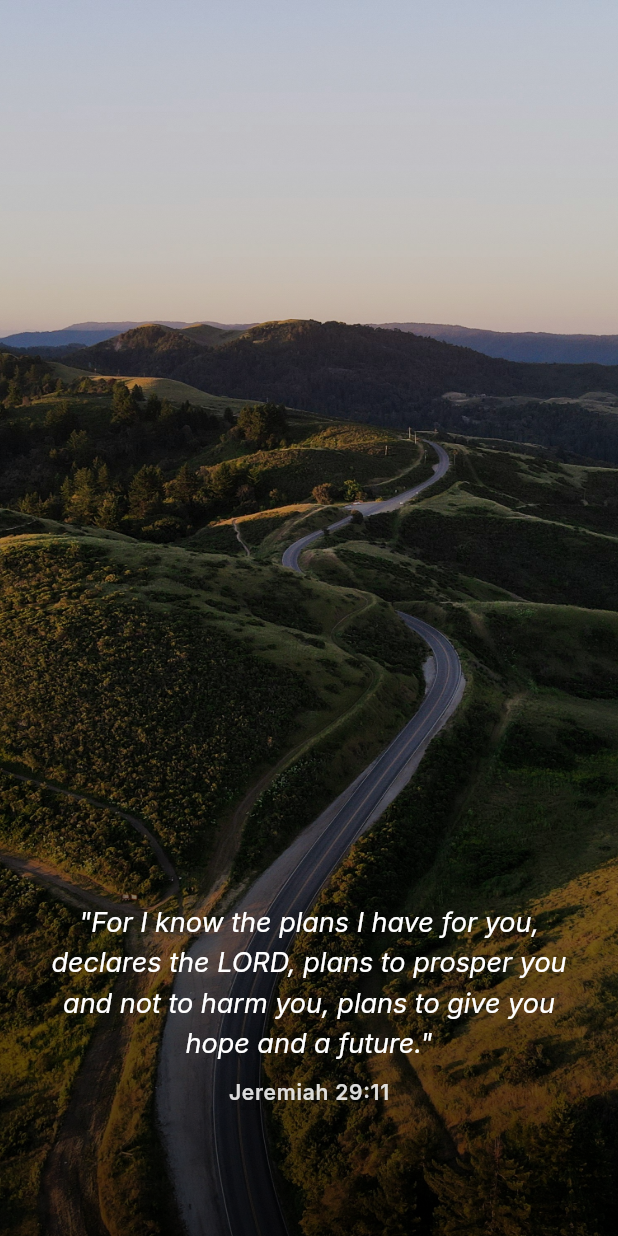
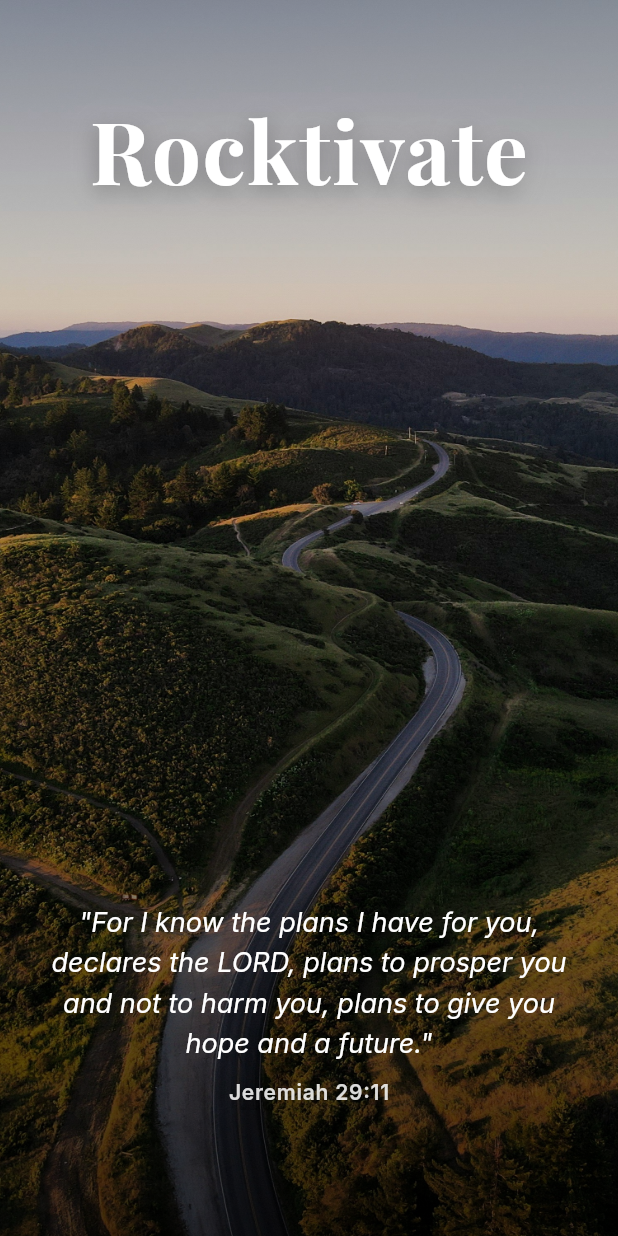
Before and after one commit to raaj5671/rocktivate-main, a Flutter app: the screen it shows after launch, on a phone screen of 412 x 824 dp. Run offline on Flutter 3.47's test engine with Material 3 defaults, Android fonts, the phone set to English and light mode, and no system bars; our stand-ins replace auto_size_text, carousel_slider, dropdown_button2, easy_debounce, equatable, file_picker and 18 more; missing offline and left inert: debug_panel_proto, json_path, liquid_glass_widgets, mime_type, webview_flutter_android, webviewx_plus; accounts and stored records are empty; network calls fail.

Commit message:
Animate the splash wordmark and fix mood label overlap on the wheel
The "Rocktivate" wordmark on the splash now plays a slower fade/scale/slide
entrance, then loops a subtle breathing glow so it never sits static for
the full 12-second splash. Also pushes the mood wheel's labels further
from the ring and bumps their font size, since they were overlapping the
ring edge and hard to read.

```diff
--- a/lib/home/mood_wheel.dart
+++ b/lib/home/mood_wheel.dart
@@ -99,7 +99,7 @@
   Widget build(BuildContext context) {
     final theme = FlutterFlowTheme.of(context);
     // Extra room around the ring for the outside mood labels.
-    final areaSize = widget.diameter + 92.0;
+    final areaSize = widget.diameter + 120.0;
     final ringRadius = widget.diameter / 2;
     final selectedAngle = _sectorAngle * _selectedIndex;
     final currentMood = widget.moods[_selectedIndex];
@@ -353,14 +353,14 @@
   @override
   Widget build(BuildContext context) {
     // Labels sit just outside the ring, at the same angle as their dot.
-    final labelRadius = radius + 26.0;
+    final labelRadius = radius + 38.0;
     final dx = labelRadius * math.sin(angle);
     final dy = -labelRadius * math.cos(angle);
-    const labelWidth = 92.0;
+    const labelWidth = 104.0;
 
     return Positioned(
       left: areaSize / 2 + dx - labelWidth / 2,
-      top: areaSize / 2 + dy - 9.0,
+      top: areaSize / 2 + dy - 11.0,
       child: SizedBox(
         width: labelWidth,
         child: Text(
@@ -369,7 +369,7 @@
           maxLines: 1,
           overflow: TextOverflow.ellipsis,
           style: GoogleFonts.inter(
-            fontSize: 14.0,
+            fontSize: 17.0,
             fontWeight: selected ? FontWeight.w600 : FontWeight.w400,
             color: selected ? selectedColor : unselectedColor,
           ),
--- a/lib/splash/splash_widget.dart
+++ b/lib/splash/splash_widget.dart
@@ -106,11 +106,12 @@
                 begin: Alignment.topCenter,
                 end: Alignment.bottomCenter,
                 colors: [
-                  Colors.black.withValues(alpha: 0.10),
+                  Colors.black.withValues(alpha: 0.35),
+                  Colors.black.withValues(alpha: 0.15),
                   Colors.black.withValues(alpha: 0.30),
                   Colors.black.withValues(alpha: 0.70),
                 ],
-                stops: const [0.0, 0.5, 1.0],
+                stops: const [0.0, 0.25, 0.5, 1.0],
               ),
             ),
           ),
@@ -119,9 +120,11 @@
               padding:
                   const EdgeInsets.symmetric(horizontal: 32.0, vertical: 48.0),
               child: Column(
-                mainAxisAlignment: MainAxisAlignment.end,
                 crossAxisAlignment: CrossAxisAlignment.center,
                 children: [
+                  const SizedBox(height: 12.0),
+                  const _AnimatedAppName(),
+                  const Spacer(),
                   AnimatedSwitcher(
                     duration: const Duration(milliseconds: 300),
                     child: verseText == null
@@ -172,3 +175,103 @@
     );
   }
 }
+
+class _AnimatedAppName extends StatefulWidget {
+  const _AnimatedAppName();
+
+  @override
+  State<_AnimatedAppName> createState() => _AnimatedAppNameState();
+}
+
+class _AnimatedAppNameState extends State<_AnimatedAppName>
+    with TickerProviderStateMixin {
+  late final AnimationController _entrance = AnimationController(
+    vsync: this,
+    duration: const Duration(milliseconds: 1800),
+  );
+  late final AnimationController _pulse = AnimationController(
+    vsync: this,
+    duration: const Duration(milliseconds: 2600),
+  );
+  late final Animation<double> _fade = CurvedAnimation(
+    parent: _entrance,
+    curve: const Interval(0.0, 0.8, curve: Curves.easeOut),
+  );
+  late final Animation<double> _entranceScale = Tween<double>(
+          begin: 0.82, end: 1.0)
+      .animate(CurvedAnimation(parent: _entrance, curve: Curves.easeOutCubic));
+  late final Animation<Offset> _slide = Tween<Offset>(
+    begin: const Offset(0.0, 0.4),
+    end: Offset.zero,
+  ).animate(CurvedAnimation(parent: _entrance, curve: Curves.easeOutCubic));
+  late final Animation<double> _pulseScale = Tween<double>(
+    begin: 1.0,
+    end: 1.035,
+  ).animate(CurvedAnimation(parent: _pulse, curve: Curves.easeInOut));
+  late final Animation<double> _pulseGlow = Tween<double>(
+    begin: 0.4,
+    end: 0.85,
+  ).animate(CurvedAnimation(parent: _pulse, curve: Curves.easeInOut));
+
+  @override
+  void initState() {
+    super.initState();
+    // Play the one-shot entrance first, then loop a gentle breathing
+    // glow so the wordmark keeps feeling alive for the whole splash,
+    // however long it's displayed for.
+    _entrance.forward().whenComplete(() {
+      if (mounted) {
+        _pulse.repeat(reverse: true);
+      }
+    });
+  }
+
+  @override
+  void dispose() {
+    _entrance.dispose();
+    _pulse.dispose();
+    super.dispose();
+  }
+
+  @override
+  Widget build(BuildContext context) {
+    return FadeTransition(
+      opacity: _fade,
+      child: SlideTransition(
+        position: _slide,
+        child: ScaleTransition(
+          scale: _entranceScale,
+          child: AnimatedBuilder(
+            animation: _pulse,
+            builder: (context, child) {
+              return Transform.scale(
+                scale: _pulseScale.value,
+                child: Text(
+                  'Rocktivate',
+                  style: GoogleFonts.playfairDisplay(
+                    color: Colors.white,
+                    fontSize: 58.0,
+                    fontWeight: FontWeight.w700,
+                    letterSpacing: 1.0,
+                    shadows: [
+                      Shadow(
+                        color: Colors.black.withValues(alpha: 0.4),
+                        blurRadius: 20.0,
+                        offset: const Offset(0.0, 4.0),
+                      ),
+                      Shadow(
+                        color: Colors.white
+                            .withValues(alpha: _pulseGlow.value * 0.5),
+                        blurRadius: 28.0,
+                      ),
+                    ],
+                  ),
+                ),
+              );
+            },
+          ),
+        ),
+      ),
+    );
+  }
+}
```
